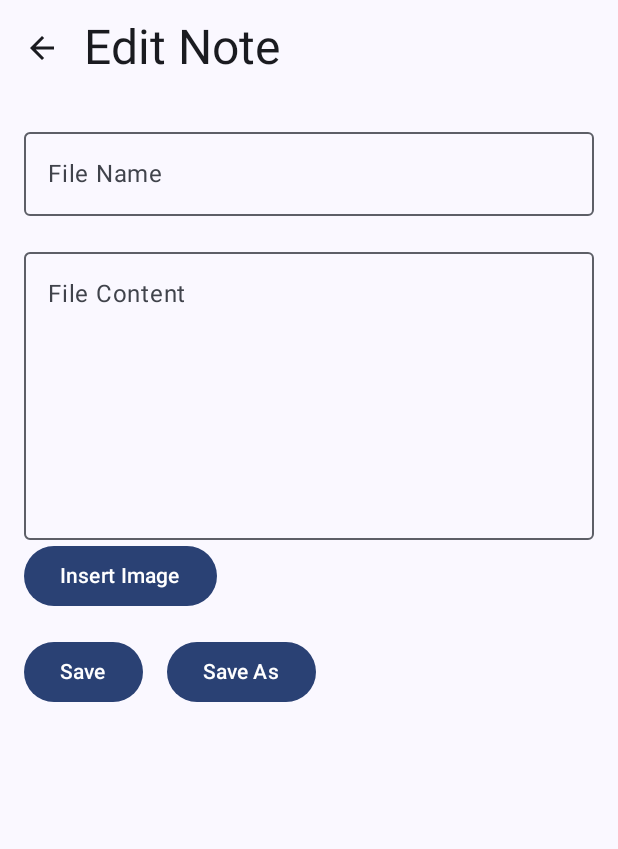
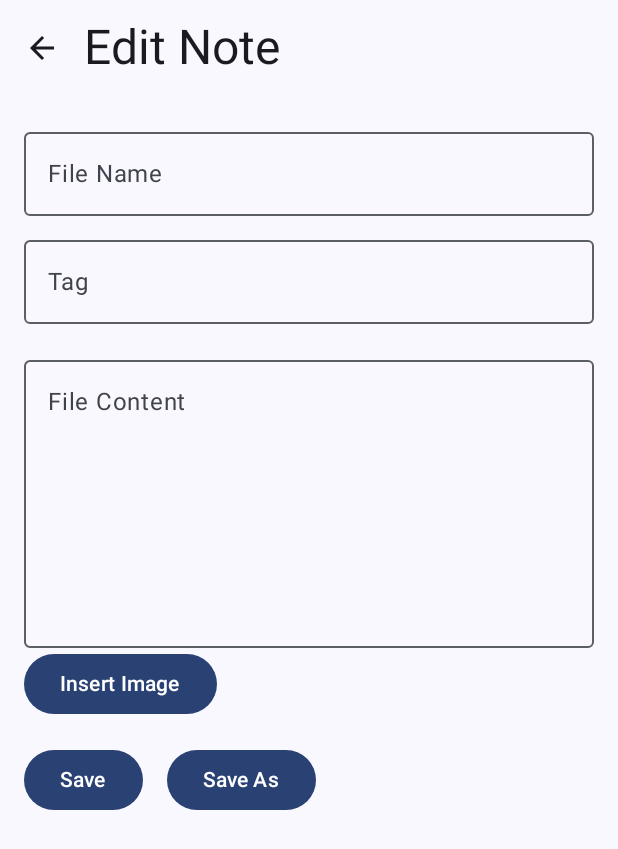
Before and after one commit to V-prajit/HealthDex, an Android app built with Jetpack Compose: the composable NotesFullApp shown on its own in the app's theme, after a tap on "Add Note", on a phone screen of 412 x 824 dp. Shown: the top 849 px of the screen. Run offline under Robolectric (Android 15) with nearby library versions, the phone set to English and light mode, and no system bars.

Commit message:
added tags

```diff
--- a/PHMS-Android/app/src/main/java/com/example/phms/NotesScreen.kt
+++ b/PHMS-Android/app/src/main/java/com/example/phms/NotesScreen.kt
@@ -143,6 +143,14 @@ fun NotesListScreen(
     onSettingsClick: () -> Unit
 ) {
     var isListLayout by remember { mutableStateOf(true) }
+    // New state to toggle sort by tag (extracted as the third line of the note)
+    var sortByTags by remember { mutableStateOf(false) }
+    // Compute the displayed notes based on sort mode.
+    val displayedNotes = if (sortByTags) {
+        notes.sortedBy { it.split("\n").getOrElse(2) { "" } }
+    } else {
+        notes
+    }
     Scaffold(
         topBar = {
             // upper bar that to display the title and action icons.
@@ -163,6 +171,12 @@ fun NotesListScreen(
                 }
             )
         },
+        floatingActionButton = {
+            // New floating button for toggling sort by tag option.
+            FloatingActionButton(onClick = { sortByTags = !sortByTags }) {
+                Icon(Icons.Default.MoreHoriz, contentDescription = "Sort by Tag")
+            }
+        }
     ) { padding ->
         val modifier = Modifier
             .fillMaxSize()
@@ -174,7 +188,7 @@ fun NotesListScreen(
                 modifier = modifier,
                 verticalArrangement = Arrangement.spacedBy(8.dp)
             ) {
-                itemsIndexed(notes) { index, note ->
+                itemsIndexed(displayedNotes) { index, note ->
                     val noteName = note.split("\n").firstOrNull() ?: ""
                     Card(
                         modifier = Modifier
@@ -212,7 +226,8 @@ fun NotesListScreen(
                                 DropdownMenuItem(
                                     text = { Text(stringResource(R.string.delete)) },
                                     onClick = {
-                                        onNoteDelete(index)
+                                        // Delete using the original list index
+                                        onNoteDelete(notes.indexOf(note))
                                         expanded = false
                                     }
                                 )
@@ -229,8 +244,8 @@ fun NotesListScreen(
                 verticalArrangement = Arrangement.spacedBy(8.dp),
                 horizontalArrangement = Arrangement.spacedBy(8.dp)
             ) {
-                itemsIndexed(notes) { index, note ->
-                    val parts = note.split("\n", limit = 2)
+                itemsIndexed(displayedNotes) { index, note ->
+                    val parts = note.split("\n", limit = 3)
                     val noteTitle = parts.getOrElse(0) { "" }
                     val noteSummary = parts.getOrElse(1) { "" }
                     // Split the note into two lines: title and summary
@@ -278,7 +293,8 @@ fun NotesListScreen(
                                 DropdownMenuItem(
                                     text = { Text(stringResource(R.string.delete)) },
                                     onClick = {
-                                        onNoteDelete(index)
+                                        // Delete using the original list index
+                                        onNoteDelete(notes.indexOf(note))
                                         expanded = false
                                     }
                                 )
@@ -304,6 +320,8 @@ fun NotesEditScreen(
 ) {
     var fileName by remember { mutableStateOf("") }
     var fileBody by remember { mutableStateOf("") }
+    // New state for the tag field.
+    var fileTag by remember { mutableStateOf("") }
     var errorMessage by remember { mutableStateOf("") }
     val duplicateNoteMessage = stringResource(R.string.duplicate_note_title)
 
@@ -313,25 +331,26 @@ fun NotesEditScreen(
     ) { uri ->
         if (uri != null) {
             fileBody += "\n[Image: $uri]"
-            onContentChange("$fileName\n$fileBody")
+            onContentChange("$fileName\n$fileBody\n$fileTag")
         }
     }
 
-    // system picker for video
+    // system picker for video-removed feature.if ever need functionality just use this functio
     val videoPickerLauncher = rememberLauncherForActivityResult(
         contract = ActivityResultContracts.GetContent()
     ) { uri ->
         if (uri != null) {
             // video placeholder
             fileBody += "\n[Video: $uri]"
-            onContentChange("$fileName\n$fileBody")
+            onContentChange("$fileName\n$fileBody\n$fileTag")
         }
     }
 
     LaunchedEffect(noteContent) {
-        val lines = noteContent.split("\n", limit = 2)
+        val lines = noteContent.split("\n", limit = 3)
         fileName = lines.getOrElse(0) { "" }
         fileBody = lines.getOrElse(1) { "" }
+        fileTag = lines.getOrElse(2) { "" }
     }
     Scaffold(
         //top bar with back arrow
@@ -357,9 +376,22 @@ fun NotesEditScreen(
                 onValueChange = {
                     fileName = it
                     errorMessage = ""
-                    onContentChange("$fileName\n$fileBody")
+                    onContentChange("$fileName\n$fileBody\n$fileTag")
                 },
                 label = { Text(stringResource(R.string.file_name)) },
+                singleLine = true,
+                modifier = Modifier.fillMaxWidth()
+            )
+            // New tag field inserted below the file name.
+            Spacer(modifier = Modifier.height(8.dp))
+            OutlinedTextField(
+                value = fileTag,
+                onValueChange = {
+                    fileTag = it
+                    errorMessage = ""
+                    onContentChange("$fileName\n$fileBody\n$fileTag")
+                },
+                label = { Text("Tag") },
                 singleLine = true,
                 modifier = Modifier.fillMaxWidth()
             )
@@ -368,7 +400,7 @@ fun NotesEditScreen(
                 value = fileBody,
                 onValueChange = {
                     fileBody = it
-                    onContentChange("$fileName\n$fileBody")
+                    onContentChange("$fileName\n$fileBody\n$fileTag")
                 },
                 label = { Text(stringResource(R.string.file_content)) },
                 modifier = Modifier
@@ -398,7 +430,7 @@ fun NotesEditScreen(
                     if (fileName in existingNoteNames && fileName != originalFileName) {
                         errorMessage = duplicateNoteMessage
                     } else {
-                        onSave("$fileName\n$fileBody")
+                        onSave("$fileName\n$fileBody\n$fileTag")
                     }
                 }) {
                     Text(stringResource(R.string.save))
@@ -408,7 +440,7 @@ fun NotesEditScreen(
                     if (fileName in existingNoteNames && fileName != originalFileName) {
                         errorMessage = duplicateNoteMessage
                     } else {
-                        onSaveAs("$fileName\n$fileBody")
+                        onSaveAs("$fileName\n$fileBody\n$fileTag")
                     }
                 }) {
                     Text(stringResource(R.string.save_as))
```
